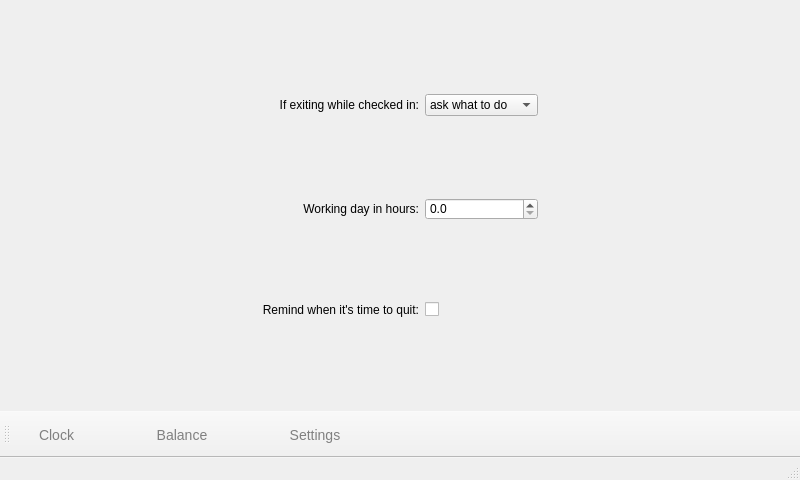
The window that src/mainwindow.ui (baleboy/flexo) describes before a commit, drawn with Qt 5.
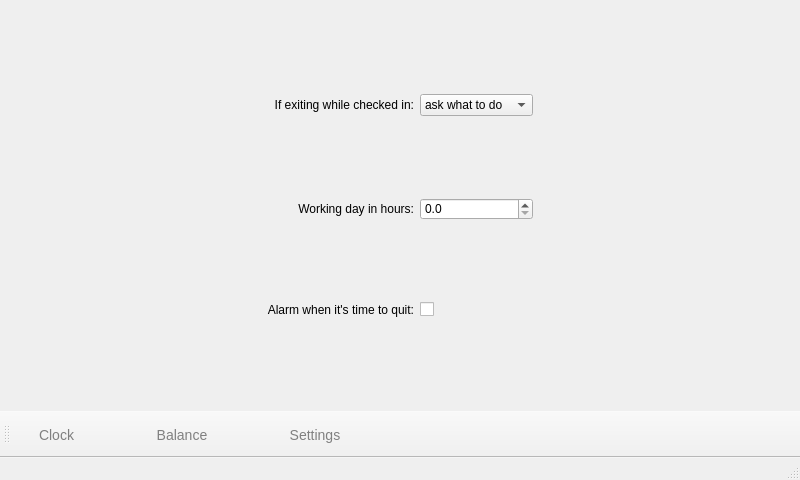
The same window after the commit. The open tabs and pages were chosen to show the change. Icons and pictures are not drawn.

```diff
--- a/src/mainwindow.ui
+++ b/src/mainwindow.ui
@@ -339,7 +339,7 @@
         <item row="2" column="1">
          <widget class="QLabel" name="label_3">
           <property name="text">
-           <string>Remind when it's time to quit:</string>
+           <string>Alarm when it's time to quit:</string>
           </property>
           <property name="alignment">
            <set>Qt::AlignRight|Qt::AlignTrailing|Qt::AlignVCenter</set>
```
Left out of the diff: 2 changed lines with no effect on the pictures.
